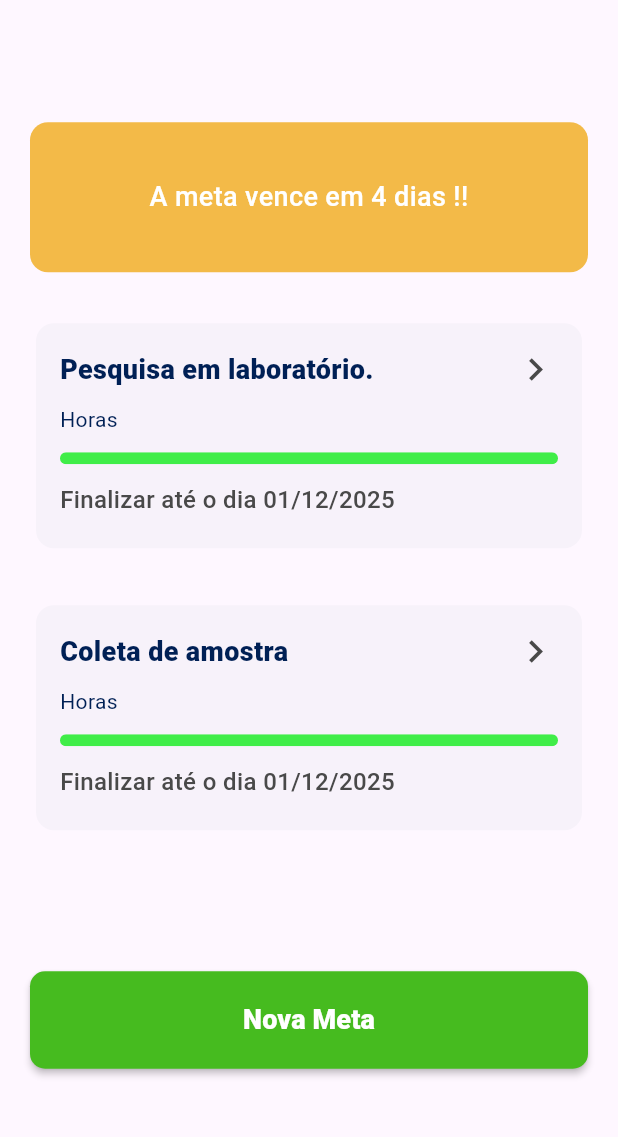
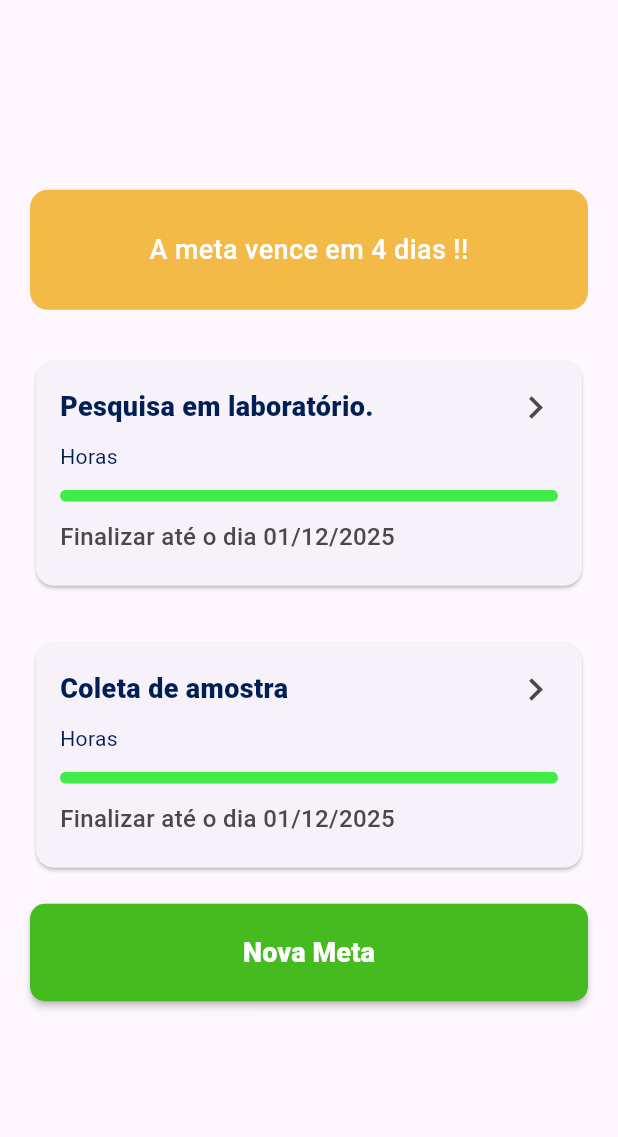
Before and after one commit to cristianvitor01/pdm_projeto_pesquisa, a Flutter app: the MetasPage screen opened by its route, on a phone screen of 412 x 824 dp, the part 84-1221 px from its top. Run offline on Flutter 3.47's test engine with Material 3 defaults, Android fonts, the phone set to English and light mode, and no system bars; our stand-ins replace get.

Commit message:
Alteração na tela de cadastrar meta

```diff
--- a/lib/screens/cadastrar_metas.dart
+++ b/lib/screens/cadastrar_metas.dart
@@ -1,3 +1,5 @@
+import 'package:get/get.dart';
+import 'package:pdm_projeto_pesquisa/routers/pages.dart';
 import 'package:flutter/material.dart';
 import 'package:pdm_projeto_pesquisa/utils/app_colors.dart';
 import 'package:pdm_projeto_pesquisa/widgets/app_drawer.dart';
@@ -63,7 +65,7 @@ class CadastrarMetas extends StatelessWidget {
                   CustomElevatedButton(
                     text: 'Salvar Meta',
                     onPressed: () {
-                      // Get.toNamed(Routes.HOME);
+                      Get.toNamed(Routes.HOME);
                       debugPrint('entrar pressionado');
                     },
                   ),
--- a/lib/screens/cadastrar_projeto.dart
+++ b/lib/screens/cadastrar_projeto.dart
@@ -53,7 +53,6 @@ class CadastrarProjeto extends StatelessWidget {
                   CustomElevatedButton(
                     text: 'Salvar Meta',
                     onPressed: () {
-                      // Get.toNamed(Routes.HOME);
                       debugPrint('entrar pressionado');
                     },
                   ),
--- a/lib/screens/historico_formularios.dart
+++ b/lib/screens/historico_formularios.dart
@@ -21,7 +21,7 @@ class HistoricoFormulariosPage extends StatelessWidget {
         padding: const EdgeInsets.all(20),
 
         children: [
-          // ---- Exemplo de um formulário antigo ----
+          const SizedBox(height: 250),
           Container(
             padding: const EdgeInsets.symmetric(horizontal: 20, vertical: 18),
             margin: const EdgeInsets.only(bottom: 20),
--- a/lib/screens/login_screen.dart
+++ b/lib/screens/login_screen.dart
@@ -70,7 +70,7 @@ class LoginScreen extends StatelessWidget {
                     children: [
                       TextButton(
                         onPressed: () {
-                          Get.toNamed(Routes.CREATE_ACCOUNT); // CORRIGIDO
+                          Get.toNamed(Routes.CREATE_ACCOUNT);
                           print('criar conta');
                         },
                         child: const Text(
--- a/lib/screens/meta_historico_in_depth.dart
+++ b/lib/screens/meta_historico_in_depth.dart
@@ -13,7 +13,7 @@ class MetaHistoricoInDepthPage extends StatelessWidget {
       padding: const EdgeInsets.symmetric(horizontal: 16),
       margin: const EdgeInsets.only(bottom: 20),
       decoration: BoxDecoration(
-        color: const Color(0xFFFFFFFF),
+        color: AppColors.white,
         borderRadius: BorderRadius.circular(12),
         border: Border.all(
           color: Colors.grey.shade400,
--- a/lib/screens/metas_page.dart
+++ b/lib/screens/metas_page.dart
@@ -34,7 +34,7 @@ class MetasPage extends StatelessWidget {
                   CardAviso(
                     mensagem: 'A meta vence em 4 dias !!',
                       width: 400,
-                      height: 100,
+                      height: 80,
                   ),
                   const SizedBox(height: 30),
                   CardMeta(
@@ -59,7 +59,7 @@ class MetasPage extends StatelessWidget {
                       print('Abrir detalhes da meta...');
                     },
                   ),
-                  const SizedBox(height: 90),
+                  const SizedBox(height: 20),
 
                   // Botão de login
                   CustomElevatedButton(
--- a/lib/widgets/app_drawer.dart
+++ b/lib/widgets/app_drawer.dart
@@ -32,7 +32,7 @@ class AppDrawer extends StatelessWidget {
                 ],
               ),
             ),
-
+            // const SizedBox(height: 60),
             ListTile(
               leading: const Icon(Icons.calendar_month, color: AppColors.gray),
               title: const Text('Metas'),
--- a/lib/widgets/card_meta.dart
+++ b/lib/widgets/card_meta.dart
@@ -29,7 +29,7 @@ class CardMeta extends StatelessWidget {
       onTap: onTap,
       borderRadius: borderRadius,
       child: Card(
-        elevation: 0,
+        elevation: 1,
         shape: RoundedRectangleBorder(
           borderRadius: borderRadius,
         ),
```
